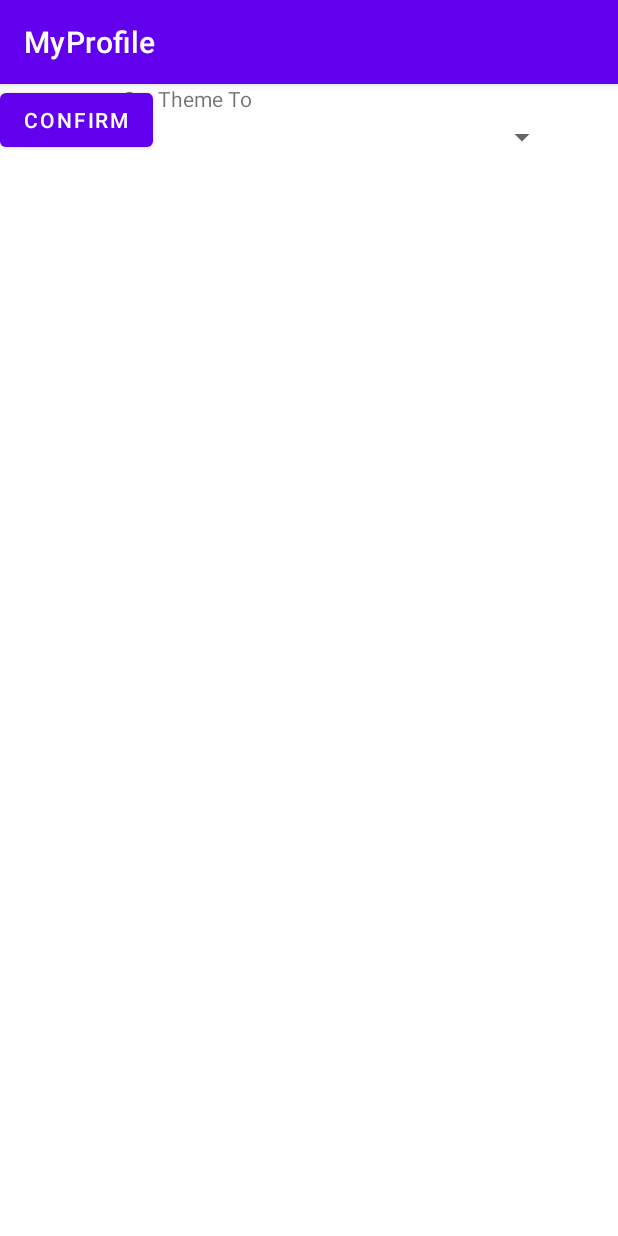
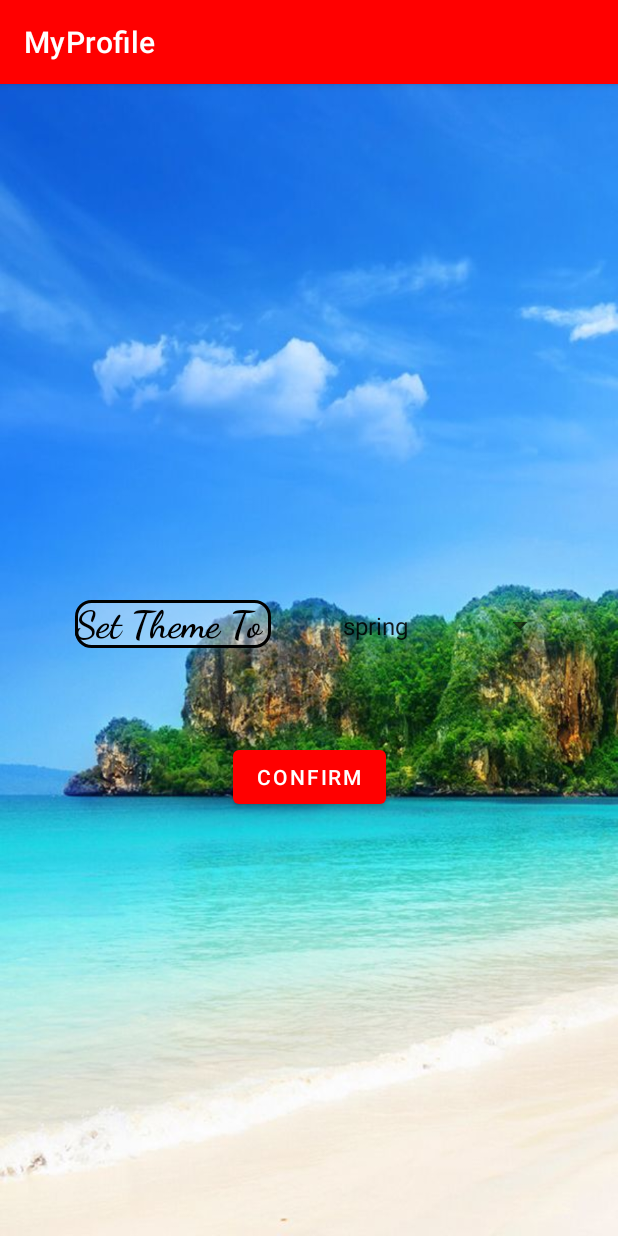
Before and after one commit to slinky07/MyProfile, an Android app: the SpinnerActivity screen opened directly, with no data from a screen before it, on a phone screen of 412 x 824 dp. Run offline under Robolectric (Android 15) with nearby library versions, the phone set to English and light mode, and no system bars.

Commit message:
finished main logic and design

```diff
--- a/app/src/main/java/com/slinky/myprofile/SpinnerActivity.java
+++ b/app/src/main/java/com/slinky/myprofile/SpinnerActivity.java
@@ -2,13 +2,59 @@ package com.slinky.myprofile;
 
 import androidx.appcompat.app.AppCompatActivity;
 
+import android.content.Intent;
 import android.os.Bundle;
+import android.view.View;
+import android.widget.AdapterView;
+import android.widget.ArrayAdapter;
+import android.widget.Button;
+import android.widget.Spinner;
 
 public class SpinnerActivity extends AppCompatActivity {
-
+    private  String selected = "spring";
     @Override
     protected void onCreate(Bundle savedInstanceState) {
         super.onCreate(savedInstanceState);
         setContentView(R.layout.activity_spinner);
+        Button btn = findViewById(R.id.confirmBtn);
+        btn.setOnClickListener(new View.OnClickListener() {
+            @Override
+            public void onClick(View view) {
+
+                // set AND cache theme then launch
+
+                launchMain();
+            }
+        });
+
+        Spinner spin = findViewById(R.id.spinnerID);
+
+        // init spinner
+        ArrayAdapter<CharSequence> stackAdapter = ArrayAdapter.createFromResource(
+                this,
+                R.array.seasonsList,
+                android.R.layout.simple_spinner_item
+        );
+        stackAdapter.setDropDownViewResource(android.R.layout.simple_spinner_dropdown_item);
+        spin.setAdapter(stackAdapter);
+
+        // set select listenner
+        spin.setOnItemSelectedListener(new AdapterView.OnItemSelectedListener() {
+            @Override
+            public void onItemSelected(AdapterView<?> adapterView, View view, int i, long l) {
+                selected = spin.getItemAtPosition(i).toString();
+            }
+
+            @Override
+            public void onNothingSelected(AdapterView<?> adapterView) {
+                // booooooo
+            }
+        });
+    }
+
+    protected void launchMain() {
+
+        Intent intent = new Intent(this, MainActivity.class);
+        startActivity(intent);
     }
 }
--- /dev/null
+++ b/app/src/main/res/drawable/rounded_corner.xml
@@ -0,0 +1,16 @@
+<?xml version="1.0" encoding="utf-8"?>
+
+
+    <shape
+        xmlns:android="http://schemas.android.com/apk/res/android"
+        android:shape="rectangle">
+
+        <corners android:radius="10dp" />
+
+        <!-- This is the border color -->
+        <stroke android:width="2dp" />
+
+        <!--- This is the background color -->
+        <solid android:color="#59FFFFFF" />
+
+    </shape>
--- a/app/src/main/res/layout/activity_spinner.xml
+++ b/app/src/main/res/layout/activity_spinner.xml
@@ -6,29 +6,42 @@
     android:layout_height="match_parent"
     tools:context=".SpinnerActivity">
 
-    <Spinner
-        android:id="@+id/spinnerID"
-        android:layout_width="164dp"
-        android:layout_height="71dp"
-        android:layout_marginEnd="40dp"
-        app:layout_constraintEnd_toEndOf="parent"
-        tools:layout_editor_absoluteY="234dp" />
-
     <Button
         android:id="@+id/confirmBtn"
         android:layout_width="wrap_content"
         android:layout_height="wrap_content"
+        android:layout_marginBottom="270dp"
         android:text="@string/confirm"
-        tools:layout_editor_absoluteX="157dp"
-        tools:layout_editor_absoluteY="345dp" />
+        style="Widget.AppCompat.Button.Colored"
+        app:layout_constraintBottom_toBottomOf="parent"
+        app:layout_constraintEnd_toEndOf="parent"
+        app:layout_constraintStart_toStartOf="parent"
+        app:layout_constraintTop_toBottomOf="@+id/spinnerID" />
+
+    <Spinner
+        android:id="@+id/spinnerID"
+        android:layout_width="150dp"
+        android:layout_height="50dp"
+        android:layout_marginTop="324dp"
+        android:layout_marginEnd="41dp"
+        android:layout_marginBottom="39dp"
+        android:visibility="visible"
+        app:layout_constraintBottom_toTopOf="@+id/confirmBtn"
+        app:layout_constraintEnd_toEndOf="parent"
+        app:layout_constraintStart_toEndOf="@+id/aboutSpinnerID"
+        app:layout_constraintTop_toTopOf="parent" />
 
     <TextView
         android:id="@+id/aboutSpinnerID"
+        style="@style/myTextStyle"
         android:layout_width="0dp"
         android:layout_height="wrap_content"
+        android:layout_marginStart="50dp"
+        android:layout_marginTop="8dp"
         android:layout_marginEnd="40dp"
         android:text="@string/aboutSpinner"
         app:layout_constraintEnd_toStartOf="@+id/spinnerID"
-        tools:layout_editor_absoluteY="260dp" />
+        app:layout_constraintStart_toStartOf="parent"
+        app:layout_constraintTop_toTopOf="@+id/spinnerID" />
 
 </androidx.constraintlayout.widget.ConstraintLayout>
--- /dev/null
+++ b/app/src/main/res/values/styles.xml
@@ -0,0 +1,20 @@
+<?xml version="1.0" encoding="utf-8"?>
+<resources>
+
+    <style name="myTextStyle">
+        <item name="android:layout_marginTop">16dp</item>
+        <item name="android:fontFamily">cursive</item>
+        <item name="android:textSize">25sp</item>
+        <item name="android:textStyle">bold</item>
+        <item name="android:textColor">#000000</item>
+        <item name="android:radius">10dp</item>
+<!--        <item name="android:background">#59FFFFFF</item>-->
+        <item name="android:background">@drawable/rounded_corner</item>
+
+
+    </style>
+    <style name="Widget.AppCompat.Button.Colored">
+        <item name="android:focusableInTouchMode">true</item>
+        <item name="android:color">#FF5722</item>
+    </style>
+</resources>
--- a/app/src/main/res/values/themes.xml
+++ b/app/src/main/res/values/themes.xml
@@ -2,8 +2,8 @@
     <!-- Base application theme. -->
     <style name="Theme.MyProfile" parent="Theme.MaterialComponents.DayNight.DarkActionBar">
         <!-- Primary brand color. -->
-        <item name="colorPrimary">@color/purple_500</item>
-        <item name="colorPrimaryVariant">@color/purple_700</item>
+        <item name="colorPrimary">#FF0000</item>
+        <item name="colorPrimaryVariant">#A50000</item>
         <item name="colorOnPrimary">@color/white</item>
         <!-- Secondary brand color. -->
         <item name="colorSecondary">@color/teal_200</item>
@@ -12,5 +12,6 @@
         <!-- Status bar color. -->
         <item name="android:statusBarColor" tools:targetApi="l">?attr/colorPrimaryVariant</item>
         <!-- Customize your theme here. -->
+        <item name="android:windowBackground">@drawable/summer</item>
     </style>
 </resources>
```
Also changed, not shown: app/src/main/java/com/slinky/myprofile/MainActivity.java (+39 -0 lines), app/src/main/res/layout-land/activity_main.xml (+4 -4 lines), app/src/main/res/layout/activity_main.xml (+10 -8 lines), app/src/main/res/drawable/autumn.jpeg (added), app/src/main/res/drawable/spring.jpg (added), app/src/main/res/drawable/summer.jpeg (added), app/src/main/res/drawable/winter.jpeg (added).
